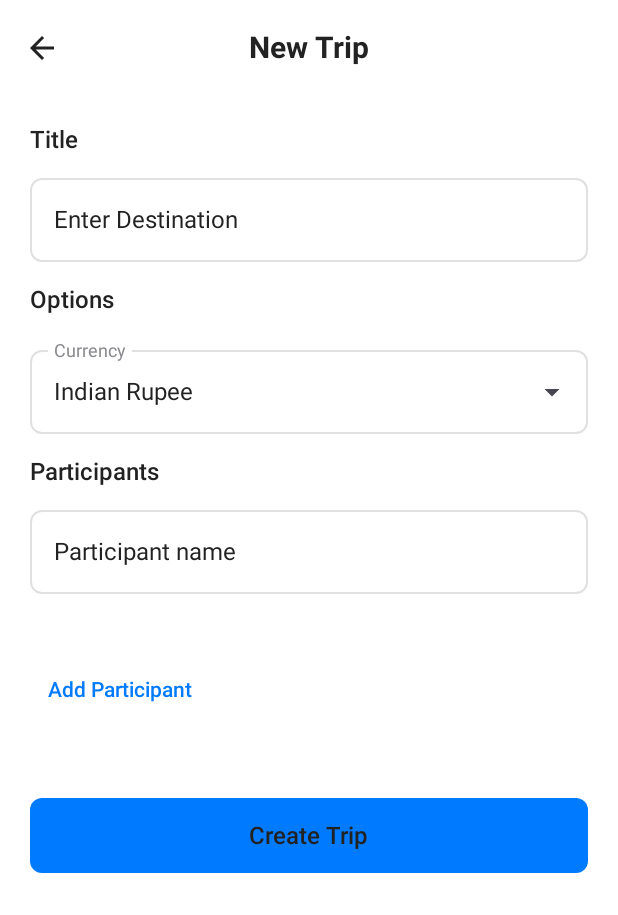
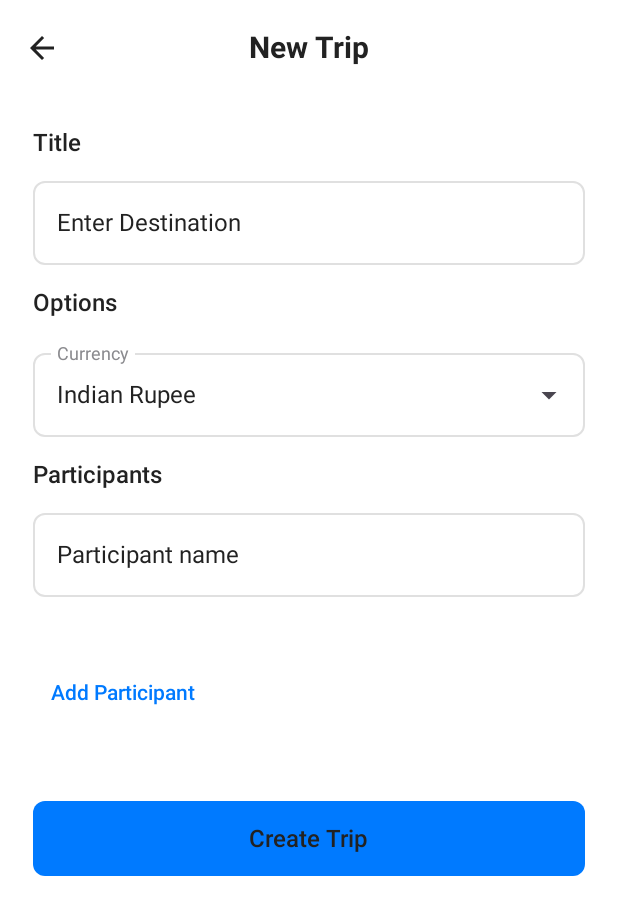
Before and after one commit to faizzaidi23/ExpenseManager, an Android app built with Jetpack Compose: the add_trip screen opened through its navigation route, on a phone screen of 412 x 824 dp. Shown: the top 915 px of the screen. Run offline under Robolectric (Android 15) with nearby library versions, the phone set to English and light mode, and no system bars.

Commit message:
changed some padding value

```diff
--- a/app/src/main/java/com/example/expensecalculator/TripManager/20_AddTripScreen.kt
+++ b/app/src/main/java/com/example/expensecalculator/TripManager/20_AddTripScreen.kt
@@ -70,7 +70,7 @@ fun AddTripScreen(
             modifier = Modifier
                 .fillMaxSize()
                 .padding(paddingValues)
-                .padding(20.dp)
+                .padding(22.dp)
                 .verticalScroll(rememberScrollState()),
             verticalArrangement = Arrangement.spacedBy(16.dp)
         ) {
```
